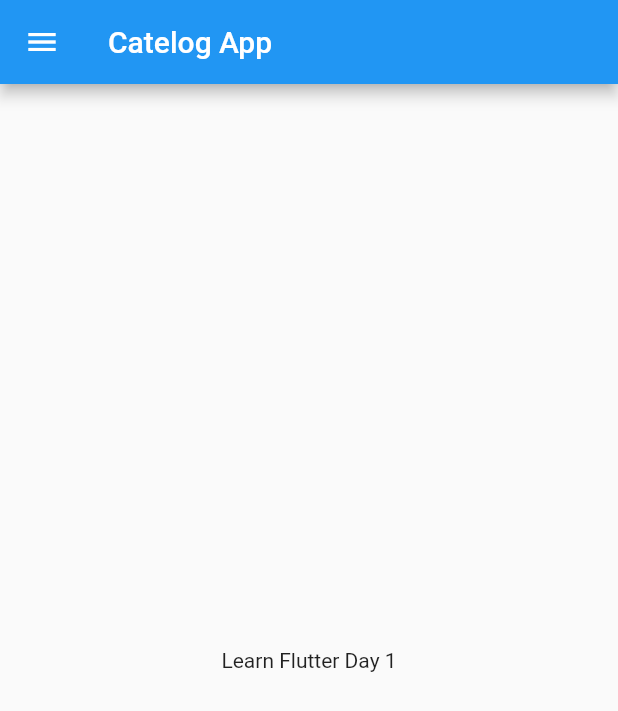
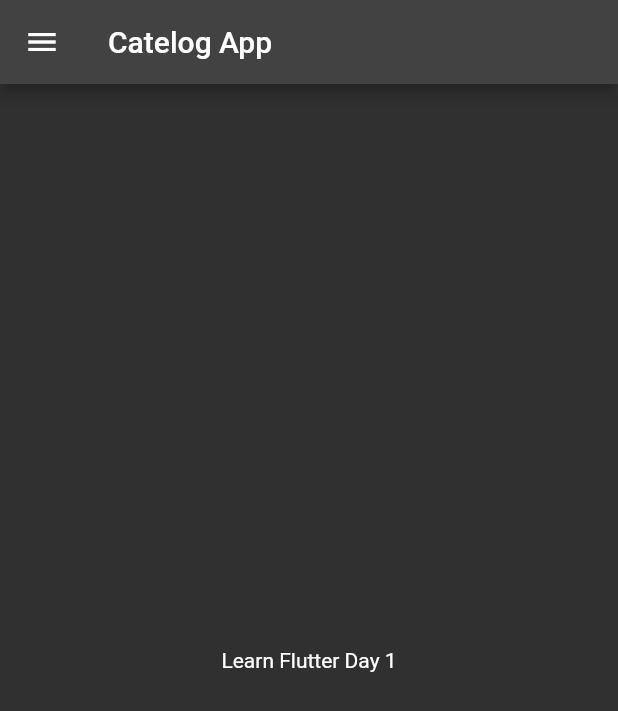
Before and after one commit to KishanSoni00/FlutterCatalogApplication, a Flutter app: the screen it shows after launch, on a phone screen of 412 x 824 dp. Shown: the top 711 px of the screen. Run offline on Flutter 3.47's test engine with Material 2 defaults, Android fonts, the phone set to English and light mode, and no system bars; missing offline and left inert: dart:js.

Commit message:
day 3 completed

```diff
--- a/lib/main.dart
+++ b/lib/main.dart
@@ -1,17 +1,29 @@
+import 'dart:js';
+
 import 'package:flutter/material.dart';
-import 'package:flutter_application_1/Home_Page.dart';
+import 'package:flutter_application_1/pages/Home_Page.dart';
+import 'package:flutter_application_1/pages/Login_Page.dart';
 
 void main() {
   runApp(MyApp());
 }
 
 class MyApp extends StatelessWidget {
-  const MyApp({super.key});
-
   @override
   Widget build(BuildContext context) {
     return MaterialApp(
-      home: HomePage(),
+      // home: HomePage(),
+      themeMode: ThemeMode.dark,
+      theme: ThemeData(
+        primarySwatch: Colors.deepPurple,
+      ),
+      darkTheme: ThemeData(brightness: Brightness.dark),
+      initialRoute: "/home",
+      routes: {
+        "/home": (context) => HomePage(),
+        "/": (context) => HomePage(),
+        "/login": (context) => LoginPage(),
+      },
     );
   }
 }
```
Also changed, not shown: lib/pages/Login_Page.dart (added, +20 -0 lines), lib/pages/Home_Page.dart (renamed from lib/Home_Page.dart), 1 other file.
